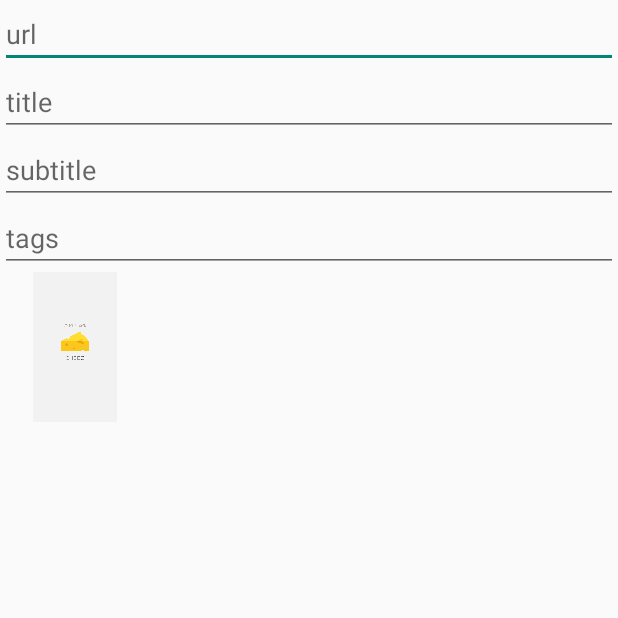
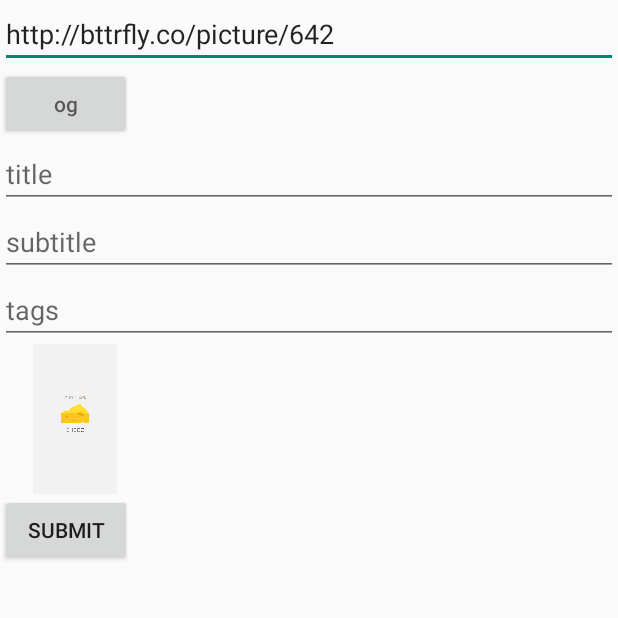
Before and after one commit to younseunghyun/cheez_android, an Android app: the ContentUploadActivity screen opened directly, with no data from a screen before it, on a phone screen of 412 x 824 dp, the top half of it. Run offline under Robolectric (Android 15) with nearby library versions, the phone set to English and light mode, and no system bars; our stand-ins replace Volley; libraries missing offline, so code that uses them is left out: com.nostra13.universalimageloader; network calls fail.

Commit message:
업로드 화면 - og 가져오는 부분까지 됨

```diff
--- a/app/build.gradle
+++ b/app/build.gradle
@@ -27,4 +27,5 @@ dependencies {
     compile 'com.sothree.slidinguppanel:library:3.0.0' // https://github.com/umano/AndroidSlidingUpPanel
     compile 'com.google.code.gson:gson:2.3'
     compile 'de.greenrobot:eventbus:2.4.0'
+    compile 'com.nostra13.universalimageloader:universal-image-loader:1.9.3'
 }
--- a/app/src/main/java/co/cheez/cheez/activity/ContentUploadActivityFragment.java
+++ /dev/null
@@ -1,15 +0,0 @@
-package co.cheez.cheez.activity;
-
-import co.cheez.cheez.R;
-import co.cheez.cheez.fragment.BaseFragment;
-
-/**
- * A placeholder fragment containing a simple view.
- */
-public class ContentUploadActivityFragment extends BaseFragment {
-
-    @Override
-    public int getLayoutResourceId() {
-        return R.layout.fragment_content_upload;
-    }
-}
--- /dev/null
+++ b/app/src/main/java/co/cheez/cheez/activity/ContentUploadFragment.java
@@ -0,0 +1,110 @@
+package co.cheez.cheez.activity;
+
+import android.os.Bundle;
+import android.view.LayoutInflater;
+import android.view.View;
+import android.view.ViewGroup;
+import android.widget.Button;
+import android.widget.EditText;
+import android.widget.ImageView;
+
+import com.android.volley.Request;
+import com.nostra13.universalimageloader.core.ImageLoader;
+
+import org.json.JSONException;
+import org.json.JSONObject;
+
+import co.cheez.cheez.App;
+import co.cheez.cheez.R;
+import co.cheez.cheez.automation.view.DeclareView;
+import co.cheez.cheez.fragment.BaseFragment;
+import co.cheez.cheez.http.AuthorizedRequest;
+import co.cheez.cheez.http.listener.DefaultErrorListener;
+import co.cheez.cheez.http.listener.DefaultListener;
+import co.cheez.cheez.model.OG;
+import co.cheez.cheez.util.Constants;
+import co.cheez.cheez.util.MessageUtil;
+
+/**
+ * A placeholder fragment containing a simple view.
+ */
+public class ContentUploadFragment extends BaseFragment implements View.OnClickListener {
+    @DeclareView(id = R.id.et_url)
+    private EditText urlInput;
+
+    @DeclareView(id = R.id.btn_request_og, click = "this")
+    private Button requestOGButton;
+
+    @DeclareView(id = R.id.et_title)
+    private EditText titleInput;
+
+    @DeclareView(id = R.id.et_subtitle)
+    private EditText subtitleInput;
+
+    @DeclareView(id = R.id.et_tags)
+    private EditText tagsInput;
+
+    @DeclareView(id = R.id.iv_content_main)
+    private ImageView contentMainImageView;
+
+    @DeclareView(id = R.id.btn_submit, click = "this")
+    private Button submitButton;
+
+    @Override
+    public int getLayoutResourceId() {
+        return R.layout.fragment_content_upload;
+    }
+
+    @Override
+    public View onCreateView(LayoutInflater inflater, ViewGroup container, Bundle savedInstanceState) {
+        View contentView = super.onCreateView(inflater, container, savedInstanceState);
+
+
+
+        return contentView;
+    }
+
+    private void getOgData(String url) throws JSONException {
+        JSONObject params = new JSONObject().put(Constants.Keys.URL, url);
+        Request request = new AuthorizedRequest(
+                Request.Method.POST,
+                Constants.URLs.OG,
+                params,
+                new DefaultListener() {
+                    @Override
+                    public void onResponse(JSONObject response) {
+                        super.onResponse(response);
+
+                        OG og = OG.fromJsonObject(response);
+                        titleInput.setText(og.getTitle());
+                        subtitleInput.setText(og.getDescription());
+
+                        String imageUrl = og.getImage();
+                        if (imageUrl != null) {
+                            ImageLoader.getInstance().displayImage(imageUrl, contentMainImageView);
+                        }
+
+                    }
+                },
+                new DefaultErrorListener()
+        );
+        App.getRequestQueue().add(request);
+    }
+
+    @Override
+    public void onClick(View v) {
+        switch (v.getId()) {
+            case R.id.btn_request_og:
+                try {
+                    getOgData(urlInput.getText().toString());
+                } catch (JSONException e) {
+                    MessageUtil.showDefaultErrorMessage();
+                    e.printStackTrace();
+                }
+                break;
+            case R.id.btn_submit:
+
+                break;
+        }
+    }
+}
--- a/app/src/main/java/co/cheez/cheez/util/Constants.java
+++ b/app/src/main/java/co/cheez/cheez/util/Constants.java
@@ -16,6 +16,8 @@ public interface Constants {
         String TOKEN = "token";
         String DEVICE = "device";
         String DEVICES = "devices";
+
+        String URL = "url";
     }
 
     interface URLs {
@@ -23,5 +25,6 @@ public interface Constants {
         String POST = BASE + "post/";
         String USER = BASE + "user/";
         String AUTH_TOKEN = BASE + "api-auth-token/";
+        String OG = BASE + "og/";
     }
 }
--- a/app/src/main/res/layout/activity_content_upload.xml
+++ b/app/src/main/res/layout/activity_content_upload.xml
@@ -1,5 +1,5 @@
 <fragment xmlns:android="http://schemas.android.com/apk/res/android"
     xmlns:tools="http://schemas.android.com/tools" android:id="@+id/fragment"
-    android:name="co.cheez.cheez.activity.ContentUploadActivityFragment"
+    android:name="co.cheez.cheez.activity.ContentUploadFragment"
     tools:layout="@layout/fragment_content_upload" android:layout_width="match_parent"
     android:layout_height="match_parent" />
--- a/app/src/main/res/layout/activity_content_view.xml
+++ b/app/src/main/res/layout/activity_content_view.xml
@@ -16,4 +16,9 @@
         android:layout_height="match_parent"
         android:scaleType="centerCrop"
         android:src="@drawable/splash"/>
+
+    <Button
+        android:id="@+id/btn_upload"
+        android:layout_width="100dp"
+        android:layout_height="100dp" />
 </RelativeLayout>
--- a/app/src/main/res/layout/fragment_content_upload.xml
+++ b/app/src/main/res/layout/fragment_content_upload.xml
@@ -1,7 +1,7 @@
 <RelativeLayout xmlns:android="http://schemas.android.com/apk/res/android"
     xmlns:tools="http://schemas.android.com/tools" android:layout_width="match_parent"
     android:layout_height="match_parent"
-    tools:context="co.cheez.cheez.activity.ContentUploadActivityFragment">
+    tools:context="co.cheez.cheez.activity.ContentUploadFragment">
 
     <LinearLayout
         android:layout_width="match_parent"
@@ -12,7 +12,14 @@
             android:id="@+id/et_url"
             android:layout_width="match_parent"
             android:layout_height="wrap_content"
+            android:text="http://bttrfly.co/picture/642"
             android:hint="url"/>
+        <Button
+            android:id="@+id/btn_request_og"
+            android:layout_width="wrap_content"
+            android:layout_height="wrap_content"
+            android:hint="og"
+            />
 
         <EditText
             android:id="@+id/et_title"
@@ -33,10 +40,17 @@
             android:hint="tags"/>
 
         <ImageView
-            android:id="@+id/iv_main"
+            android:id="@+id/iv_content_main"
             android:layout_width="100dp"
             android:layout_height="100dp"
             android:src="@drawable/splash"/>
+
+        <Button
+            android:id="@+id/btn_submit"
+            android:layout_width="wrap_content"
+            android:layout_height="wrap_content"
+            android:text="submit"
+            />
 
     </LinearLayout>
 
```
Also changed, not shown: app/src/main/java/co/cheez/cheez/App.java (+23 -0 lines), app/src/main/java/co/cheez/cheez/activity/ContentViewActivity.java (+15 -2 lines), app/src/main/java/co/cheez/cheez/model/OG.java (added, +70 -0 lines).
